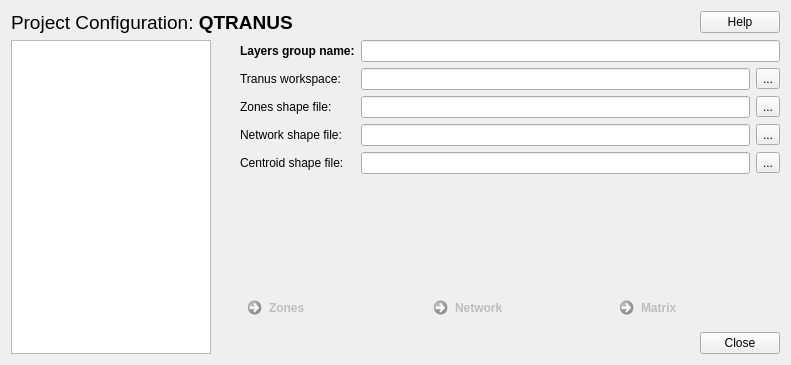
Old version of the form qtranus_dialog_base.ui in the repository TomasdelaBarra/QTRANUS.
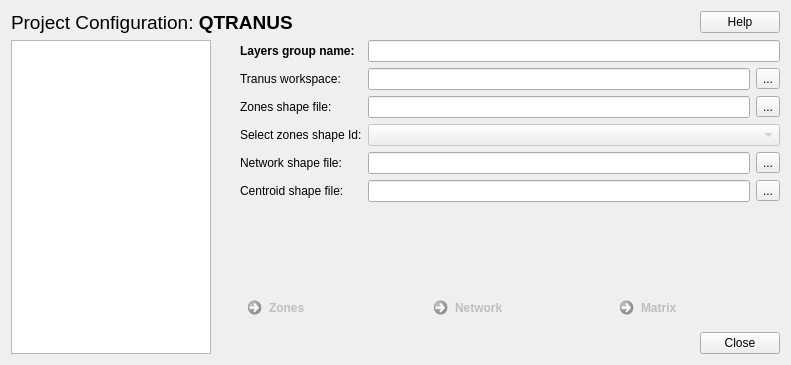
New version of the form.

Commit message:
ZoneId Field selection
- Change that add a combo box to select the ZoneId Field from Zone Shape
File

The edit to the form file:
```diff
--- a/qtranus_dialog_base.ui
+++ b/qtranus_dialog_base.ui
@@ -128,14 +128,14 @@
            </item>
           </layout>
          </item>
-         <item row="3" column="0">
+         <item row="4" column="0">
           <widget class="QLabel" name="label_4">
            <property name="text">
             <string>Network shape file:</string>
            </property>
           </widget>
          </item>
-         <item row="3" column="1">
+         <item row="4" column="1">
           <layout class="QHBoxLayout" name="horizontalLayout_3">
            <item>
             <widget class="QLineEdit" name="net_shape"/>
@@ -149,14 +149,14 @@
            </item>
           </layout>
          </item>
-         <item row="4" column="0">
+         <item row="5" column="0">
           <widget class="QLabel" name="label_5">
            <property name="text">
             <string>Centroid shape file:</string>
            </property>
           </widget>
          </item>
-         <item row="4" column="1">
+         <item row="5" column="1">
           <layout class="QHBoxLayout" name="horizontalLayout_4">
            <item>
             <widget class="QLineEdit" name="centroid_shape"/>
@@ -170,6 +170,23 @@
            </item>
           </layout>
          </item>
+         <item row="3" column="0">
+          <widget class="QLabel" name="lbl_shape_fields">
+           <property name="enabled">
+            <bool>true</bool>
+           </property>
+           <property name="text">
+            <string>Select zones shape Id:</string>
+           </property>
+          </widget>
+         </item>
+         <item row="3" column="1">
+          <widget class="QComboBox" name="cb_zones_shape_fields">
+           <property name="enabled">
+            <bool>false</bool>
+           </property>
+          </widget>
+         </item>
         </layout>
        </item>
        <item>
```
The commit also changes 5 other files.
